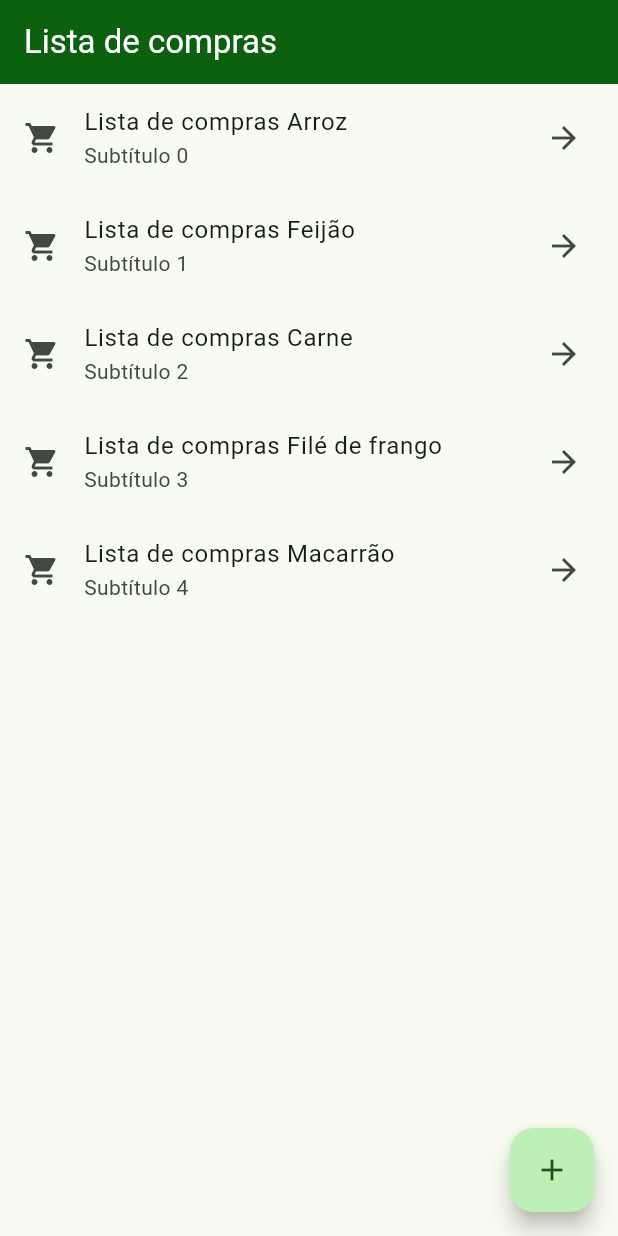
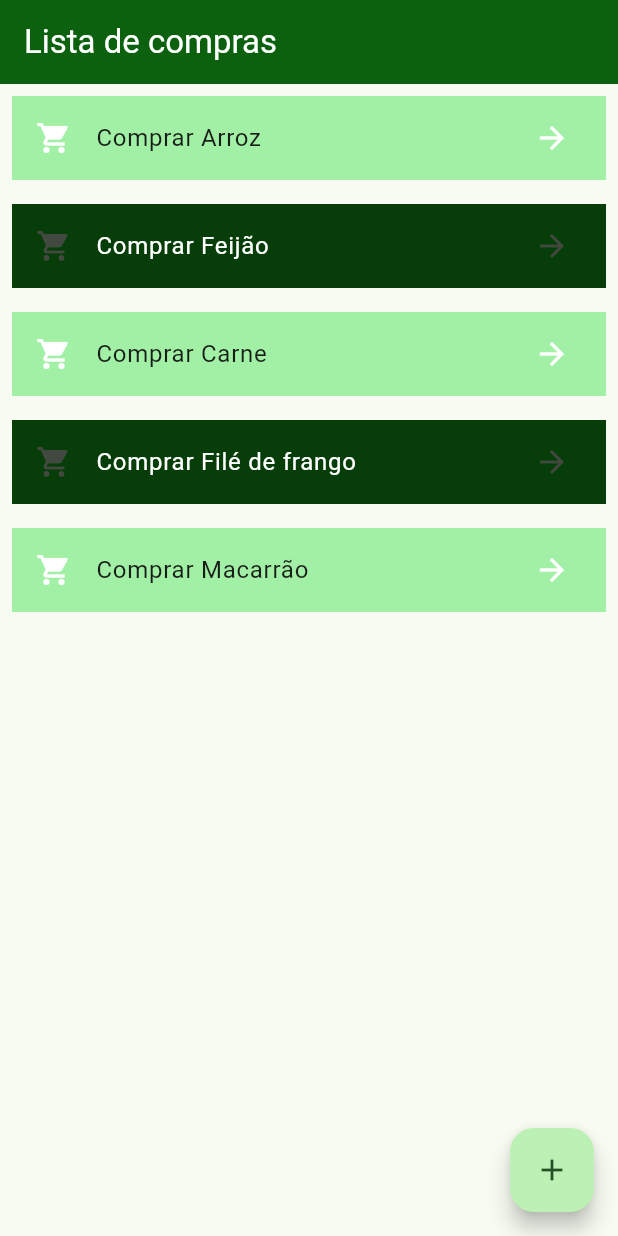
Before and after one commit to PinheiroJoab/lista_compra_flutter, a Flutter app: the screen it shows after launch, on a phone screen of 412 x 824 dp. Run offline on Flutter 3.47's test engine with Material 3 defaults, Android fonts, the phone set to English and light mode, and no system bars.

Commit message:
Atualiza projeto

```diff
--- a/lib/main.dart
+++ b/lib/main.dart
@@ -4,17 +4,19 @@ void main() {
   runApp(const MainApp());
 }
 
-class Lista {
+class Produtos {
   String nome;
-  Lista(this.nome);
+
+  Produtos(this.nome);
 }
 
-final List<Lista> listaCompras = [
-  Lista("Arroz"),
-  Lista("Feijão"),
-  Lista("Carne"),
-  Lista("Filé de frango"),
-  Lista("Macarrão"),
+
+final List<Produtos> listaCompras = [
+  Produtos("Arroz"),
+  Produtos("Feijão"),
+  Produtos("Carne"),
+  Produtos("Filé de frango"),
+  Produtos("Macarrão"),
 ];
 
 class MainApp extends StatelessWidget {
@@ -43,6 +45,12 @@ class MainApp extends StatelessWidget {
 
 // Mostra a lista de compras e permite adicionar novos itens
 class __ListPagStateState extends State<_ListPagState> {
+
+    void apagarItem(int index) {
+    setState(() {
+      listaCompras.removeAt(index);
+    });
+  }
   @override
   Widget build(BuildContext context) {
     return Scaffold(
@@ -70,18 +78,36 @@ class __ListPagStateState extends State<_ListPagState> {
               child: ListView.builder(
                 itemCount: listaCompras.length,
                 itemBuilder: (context, index) {
-                  return ListTile(
-                    title: Text("Lista de compras ${listaCompras[index].nome}"),
-                    subtitle: Text("Subtítulo $index"),
+
+                  if (index%2==0){
+                    return Padding(
+                      padding: const EdgeInsets.all(8.0),
+                      child: Container(
+                        color: Color.fromARGB(255, 161, 240, 165),
+                        child: ListTile(
+                          title: Text("Comprar ${listaCompras[index].nome}"),
+                         // subtitle: Text("Quantidade $quantidade"),
+                          leading: Icon(Icons.shopping_cart, color: Colors.white),
+                          trailing: Icon(Icons.arrow_forward, color: Colors.white),
+                         onLongPress: () => apagarItem(index),
+                        ),
+                      ),
+                    );
+                  }
+                  else{
+                  return Padding(
+                    padding: const EdgeInsets.all(8.0),
+                    child: Container(
+                       color: Color.fromARGB(255, 6, 61, 8),
+                      child: ListTile(
+                        title: Text("Comprar ${listaCompras[index].nome}", style: TextStyle(color: Colors.white),),
+                       // subtitle: Text("Quantidade $quantidade"),
                         leading: Icon(Icons.shopping_cart),
                         trailing: Icon(Icons.arrow_forward),
-                    onTap: () {
-                     /* Navigator.push(
-                        context,
-                        MaterialPageRoute(builder: (context) => ExemploPage()),
-                      );*/
-                    },
-                  );
+                       onLongPress: () => apagarItem(index),
+                      ),
+                    ),
+                  );}
                 },
               ),
             ),
@@ -99,18 +125,33 @@ class ExemploPage extends StatelessWidget {
     return Scaffold(
       appBar: AppBar(title: Text('informe o produto que falta')),
       body: Center(
-        child: Card(
+        child: Column(
+          children: [
+            Card(
+              child: Padding(
+                padding: const EdgeInsets.all(16.0),
+                child: TextField(
+                  onSubmitted: (value, ) {
+                    listaCompras.add(Produtos(value));
+                    Navigator.pop(context);
+                  },
+                ),
+              ),
+            ),
+            /*Card(
               child: Padding(
                 padding: const EdgeInsets.all(16.0),
                 child: TextField(
                   onSubmitted: (value) {
-                listaCompras.add(Lista(value));
+                   quantidade = value;
 
                     Navigator.pop(context);
 
                   },
                 ),
               ),
+            ),*/
+          ],
         ),
       ),
     );
```
Lines whose indentation alone changed are shown as unchanged.
